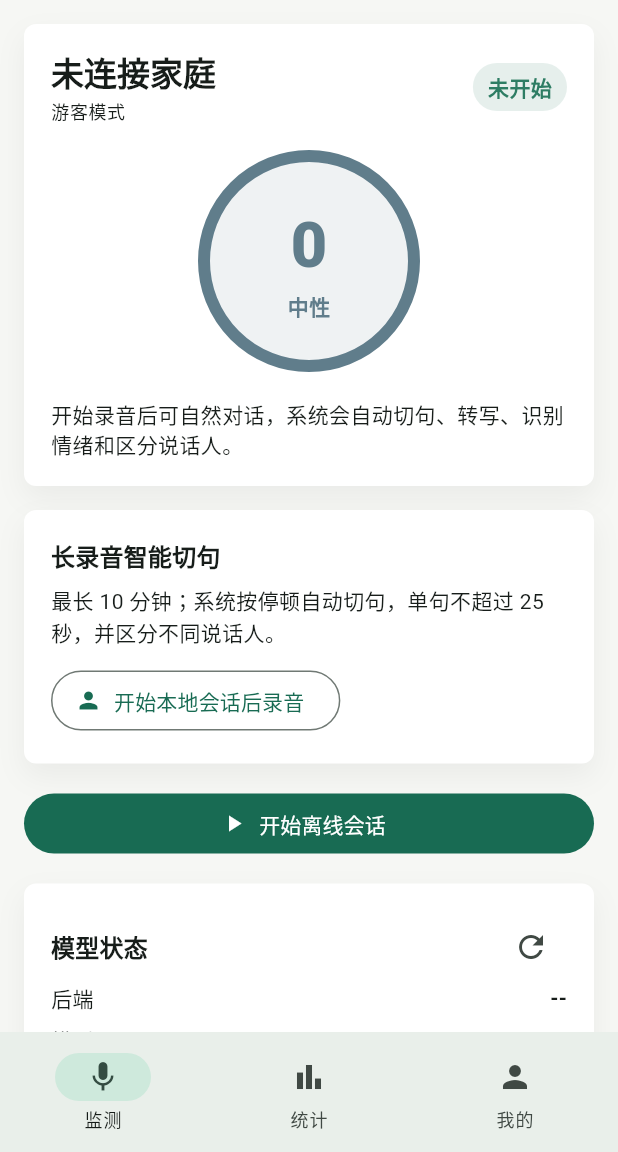
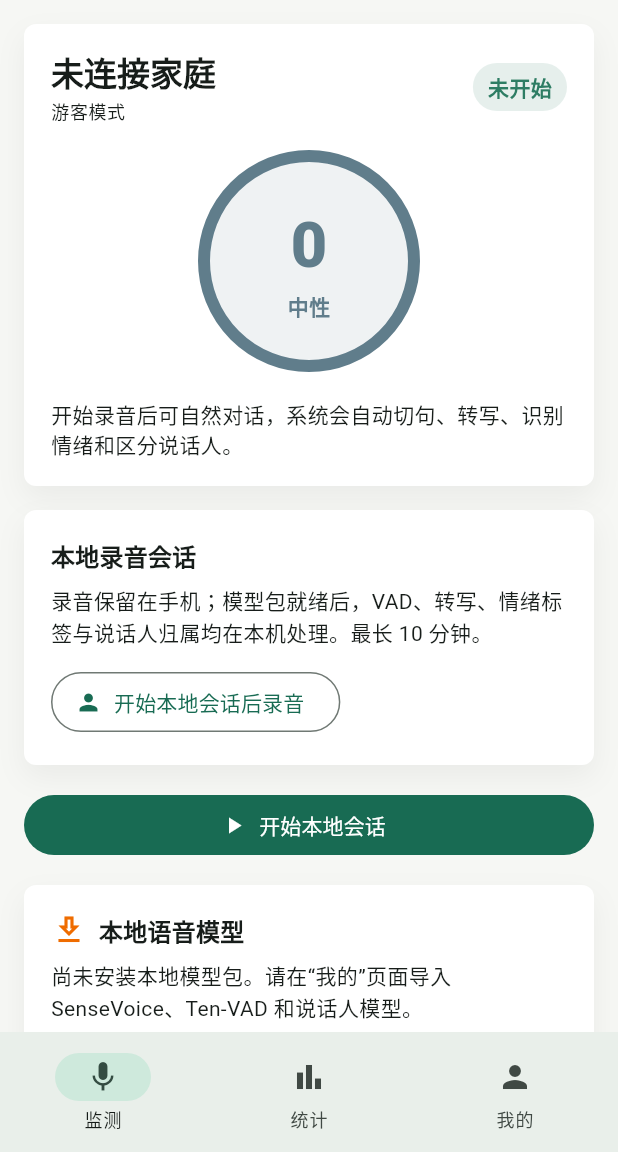
Before and after one commit to kobe24o/SofterPlease, a Flutter app: the screen it shows after launch, on a phone screen of 412 x 824 dp, the part 84-1236 px from its top. Run offline on Flutter 3.47's test engine with Material 3 defaults, Android fonts, the phone set to English and light mode, and no system bars; our stand-ins replace audioplayers, dio, flutter_markdown_plus, flutter_secure_storage, package_info_plus, shared_preferences; missing offline and left inert: cryptography, record.

Commit message:
feat: make mobile recording flow local first

```diff
--- a/mobile/flutter_app/lib/local/local_session_store.dart
+++ b/mobile/flutter_app/lib/local/local_session_store.dart
@@ -13,6 +13,9 @@ final class LocalSessionSummary {
     required this.durationSeconds,
     required this.transcript,
     required this.emotionValue,
+    this.analysisState = 'awaiting_model',
+    this.emotionLabel = '',
+    this.speakerLabel = '',
   });
 
   final String id;
@@ -21,6 +24,9 @@ final class LocalSessionSummary {
   final int durationSeconds;
   final String transcript;
   final int emotionValue;
+  final String analysisState;
+  final String emotionLabel;
+  final String speakerLabel;
 
   Map<String, Object> toJson() => {
         'id': id,
@@ -29,6 +35,9 @@ final class LocalSessionSummary {
         'duration_seconds': durationSeconds,
         'transcript': transcript,
         'emotion_value': emotionValue,
+        'analysis_state': analysisState,
+        'emotion_label': emotionLabel,
+        'speaker_label': speakerLabel,
       };
 
   factory LocalSessionSummary.fromJson(Map<String, dynamic> json) {
@@ -39,6 +48,9 @@ final class LocalSessionSummary {
       durationSeconds: (json['duration_seconds'] as num?)?.toInt() ?? 0,
       transcript: json['transcript']?.toString() ?? '',
       emotionValue: (json['emotion_value'] as num?)?.toInt() ?? 0,
+      analysisState: json['analysis_state']?.toString() ?? 'awaiting_model',
+      emotionLabel: json['emotion_label']?.toString() ?? '',
+      speakerLabel: json['speaker_label']?.toString() ?? '',
     );
   }
 }
--- /dev/null
+++ b/mobile/flutter_app/lib/local/model_pack.dart
@@ -0,0 +1,41 @@
+import 'dart:io';
+
+final class LocalModelPack {
+  const LocalModelPack._({
+    required this.root,
+    required this.isInstalled,
+    required this.message,
+  });
+
+  final Directory root;
+  final bool isInstalled;
+  final String message;
+
+  String get senseVoicePath =>
+      '${root.path}${Platform.pathSeparator}sensevoice${Platform.pathSeparator}model.int8.onnx';
+  String get vadPath =>
+      '${root.path}${Platform.pathSeparator}vad${Platform.pathSeparator}ten-vad.int8.onnx';
+  String get speakerPath =>
+      '${root.path}${Platform.pathSeparator}speaker${Platform.pathSeparator}model.onnx';
+
+  static Future<LocalModelPack> inspect(Directory documentsDirectory) async {
+    final root =
+        Directory('${documentsDirectory.path}${Platform.pathSeparator}models');
+    final required = <String>[
+      '${root.path}${Platform.pathSeparator}sensevoice${Platform.pathSeparator}model.int8.onnx',
+      '${root.path}${Platform.pathSeparator}vad${Platform.pathSeparator}ten-vad.int8.onnx',
+      '${root.path}${Platform.pathSeparator}speaker${Platform.pathSeparator}model.onnx',
+    ];
+    final installed =
+        await Future.wait(required.map((path) => File(path).exists()));
+    if (installed.every((value) => value)) {
+      return LocalModelPack._(
+          root: root, isInstalled: true, message: '本地语音模型已就绪');
+    }
+    return LocalModelPack._(
+      root: root,
+      isInstalled: false,
+      message: '尚未安装本地模型包。请在“我的”页面导入 SenseVoice、Ten-VAD 和说话人模型。',
+    );
+  }
+}
--- a/mobile/flutter_app/lib/main.dart
+++ b/mobile/flutter_app/lib/main.dart
@@ -12,6 +12,7 @@ import 'package:record/record.dart';
 import 'package:shared_preferences/shared_preferences.dart';
 
 import 'local/local_session_store.dart';
+import 'local/model_pack.dart';
 import 'update/android_update_bridge.dart';
 import 'update/update_manifest.dart';
 import 'update/update_service.dart';
@@ -98,7 +99,6 @@ class _MonitorPageState extends State<MonitorPage> {
   bool _isRecording = false;
   bool _isLocalOnlySession = false;
   bool _isAnalyzing = false;
-  bool _isModelLoading = false;
   bool _isGeneratingAdvice = false;
   bool _isTestingLlm = false;
   bool _isCheckingUpdate = false;
@@ -110,8 +110,6 @@ class _MonitorPageState extends State<MonitorPage> {
   FamilyStats? _familyStats;
   DailyReport? _dailyReport;
   RangeReport? _rangeReport;
-  Map<String, dynamic>? _modelStatus;
-  Map<String, dynamic>? _speakerModelStatus;
   String? _lastAudioDebug;
   String? _familyAdvice;
   String? _playingSegmentId;
@@ -120,6 +118,7 @@ class _MonitorPageState extends State<MonitorPage> {
   List<FamilyRole> _familyRoles = [];
   List<SpeakerStats> _speakerStats = [];
   List<LocalSessionSummary> _localSessions = [];
+  LocalModelPack? _localModelPack;
 
   bool get _isLoggedIn => _token != null && _familyId != null;
 
@@ -180,8 +179,8 @@ class _MonitorPageState extends State<MonitorPage> {
       _setAuthHeader(token);
       await _syncUserFromServer(showError: false);
     }
-    await _loadSystemInfo(showError: false);
     await _loadLocalSessions();
+    await _loadLocalModelPack();
 
     if (mounted) {
       setState(() => _isLoading = false);
@@ -365,8 +364,6 @@ class _MonitorPageState extends State<MonitorPage> {
     try {
       final response = await _dio.get('/v1/system/info');
       final data = response.data as Map<String, dynamic>;
-      _modelStatus = data['emotion_model'] as Map<String, dynamic>?;
-      _speakerModelStatus = data['speaker_model'] as Map<String, dynamic>?;
       final audio = data['audio'] as Map<String, dynamic>?;
       _maxRecordingSeconds =
           (audio?['max_recording_seconds'] as num?)?.toInt() ?? 600;
@@ -424,24 +421,6 @@ class _MonitorPageState extends State<MonitorPage> {
       _showSnack('安装更新失败：${_formatError(error)}');
     } finally {
       if (mounted) setState(() => _isCheckingUpdate = false);
-    }
-  }
-
-  Future<void> _preloadModel() async {
-    setState(() => _isModelLoading = true);
-    try {
-      await _saveBaseUrl();
-      final response = await _dio.post('/v1/system/emotion-model/load');
-      final data = response.data as Map<String, dynamic>;
-      _modelStatus = data['emotion_model'] as Map<String, dynamic>?;
-      _speakerModelStatus = data['speaker_model'] as Map<String, dynamic>?;
-      final bothLoaded =
-          data['loaded'] == true && data['speaker_model_loaded'] == true;
-      _showSnack(bothLoaded ? '情绪与说话人模型已加载' : '部分模型未加载，请查看状态错误');
-    } catch (error) {
-      _showSnack('预加载模型失败：${_formatError(error)}');
-    } finally {
-      if (mounted) setState(() => _isModelLoading = false);
     }
   }
 
@@ -732,31 +711,6 @@ class _MonitorPageState extends State<MonitorPage> {
     }
   }
 
-  Future<void> _startBackendSession() async {
-    if (!_isLoggedIn) {
-      _showSnack('请先在“我的”页面连接服务器并注册');
-      setState(() => _tabIndex = 2);
-      return;
-    }
-    setState(() => _isLoading = true);
-    try {
-      final response = await _dio.post('/v1/sessions/start', data: {
-        'family_id': _familyId,
-        'device_id': 'android-${DateTime.now().millisecondsSinceEpoch}',
-        'device_type': 'android',
-      });
-      setState(() {
-        _sessionId = response.data['session_id'] as String;
-        _isLocalOnlySession = false;
-      });
-      await _refreshStats(showError: false);
-    } catch (error) {
-      _showSnack('开始会话失败：${_formatError(error)}');
-    } finally {
-      if (mounted) setState(() => _isLoading = false);
-    }
-  }
-
   Future<void> _endBackendSession() async {
     if (_sessionId == null) return;
     if (_isLocalOnlySession) {
@@ -950,6 +904,12 @@ class _MonitorPageState extends State<MonitorPage> {
     if (mounted) setState(() => _localSessions = sessions);
   }
 
+  Future<void> _loadLocalModelPack() async {
+    final documents = await getApplicationDocumentsDirectory();
+    final pack = await LocalModelPack.inspect(documents);
+    if (mounted) setState(() => _localModelPack = pack);
+  }
+
   Future<void> _playLocalSession(LocalSessionSummary session) async {
     final file = File(session.audioPath);
     if (!await file.exists()) {
@@ -1098,11 +1058,10 @@ class _MonitorPageState extends State<MonitorPage> {
         actions: [
           IconButton(
             onPressed: () async {
-              await _loadSystemInfo(showError: false);
-              await _syncUserFromServer(showError: false);
-              await _refreshStats(showError: false);
+              await _loadLocalSessions();
+              await _loadLocalModelPack();
             },
-            tooltip: '刷新',
+            tooltip: '刷新本地数据',
             icon: const Icon(Icons.sync),
           ),
         ],
@@ -1141,20 +1100,18 @@ class _MonitorPageState extends State<MonitorPage> {
         ),
         const SizedBox(height: 16),
         _InfoPanel(
-          title: _isLocalOnlySession ? '本地录音会话' : '长录音智能切句',
+          title: '本地录音会话',
           body:
-              '最长 ${(_maxRecordingSeconds / 60).toStringAsFixed(0)} 分钟；系统按停顿自动切句，单句不超过 ${_modelSegmentSeconds.toStringAsFixed(0)} 秒，并区分不同说话人。',
+              '录音保留在手机；模型包就绪后，VAD、转写、情绪标签与说话人归属均在本机处理。最长 ${(_maxRecordingSeconds / 60).toStringAsFixed(0)} 分钟。',
           actionLabel: _sessionId == null ? '开始本地会话后录音' : '已准备好',
-          onAction: _sessionId == null
-              ? (_isLoggedIn ? _startBackendSession : _startLocalSession)
-              : () {},
+          onAction: _sessionId == null ? _startLocalSession : () {},
         ),
         const SizedBox(height: 16),
         if (_sessionId == null)
           FilledButton.icon(
-            onPressed: _isLoggedIn ? _startBackendSession : _startLocalSession,
+            onPressed: _startLocalSession,
             icon: const Icon(Icons.play_arrow),
-            label: Text(_isLoggedIn ? '开始云端会话' : '开始离线会话'),
+            label: const Text('开始本地会话'),
           )
         else
           Row(
@@ -1164,10 +1121,8 @@ class _MonitorPageState extends State<MonitorPage> {
                   onPressed: _isAnalyzing ? null : _toggleRecording,
                   icon: Icon(_isRecording ? Icons.stop : Icons.mic),
                   label: Text(_isRecording
-                      ? (_isLocalOnlySession
-                          ? '停止并保存 ${_formatDuration(_recordingSeconds)}'
-                          : '停止并分析 ${_formatDuration(_recordingSeconds)}')
-                      : '开始长录音'),
+                      ? '停止并保存 ${_formatDuration(_recordingSeconds)}'
+                      : '开始录音'),
                 ),
               ),
               const SizedBox(width: 12),
@@ -1179,14 +1134,7 @@ class _MonitorPageState extends State<MonitorPage> {
             ],
           ),
         const SizedBox(height: 16),
-        _ModelPanel(
-          status: _modelStatus,
-          speakerStatus: _speakerModelStatus,
-          latestBackend: result?.modelBackend,
-          isLoading: _isModelLoading,
-          onRefresh: () => _loadSystemInfo(),
-          onPreload: _preloadModel,
-        ),
+        _LocalModelPackPanel(pack: _localModelPack),
         if (_segments.isNotEmpty) ...[
           const SizedBox(height: 20),
           Text('逐句记录',
@@ -1222,10 +1170,12 @@ class _MonitorPageState extends State<MonitorPage> {
               child: ListTile(
                 leading: const Icon(Icons.phone_android_outlined),
                 title: Text(session.transcript.isEmpty
-                    ? '等待端侧识别的离线录音'
+                    ? (session.analysisState == 'awaiting_model'
+                        ? '等待安装本地模型包'
+                        : '本地录音')
                     : session.transcript),
-                subtitle:
-                    Text('${session.durationSeconds} 秒 · ${session.createdAt}'),
+                subtitle: Text(
+                    '${session.durationSeconds} 秒 · ${session.createdAt}${session.speakerLabel.isEmpty ? '' : ' · ${session.speakerLabel}'}'),
                 trailing: IconButton(
                   tooltip: '播放',
                   icon: const Icon(Icons.play_arrow),
@@ -1286,7 +1236,7 @@ class _MonitorPageState extends State<MonitorPage> {
           child: Column(
             crossAxisAlignment: CrossAxisAlignment.start,
             children: [
-              Text('服务器',
+              Text('可选服务器连接',
                   style: Theme.of(context)
                       .textTheme
                       .titleMedium
@@ -1312,13 +1262,6 @@ class _MonitorPageState extends State<MonitorPage> {
                     ),
                   ),
                   const SizedBox(width: 12),
-                  Expanded(
-                    child: FilledButton.icon(
-                      onPressed: _preloadModel,
-                      icon: const Icon(Icons.memory),
-                      label: Text(_isModelLoading ? '加载中' : '预加载模型'),
-                    ),
-                  ),
                 ],
               ),
             ],
@@ -1353,14 +1296,7 @@ class _MonitorPageState extends State<MonitorPage> {
           ),
         ),
         const SizedBox(height: 16),
-        _ModelPanel(
-          status: _modelStatus,
-          speakerStatus: _speakerModelStatus,
-          latestBackend: _latestResult?.modelBackend,
-          isLoading: _isModelLoading,
-          onRefresh: () => _loadSystemInfo(),
-          onPreload: _preloadModel,
-        ),
+        _LocalModelPackPanel(pack: _localModelPack),
         const SizedBox(height: 16),
         _Panel(
           child: Column(
@@ -1680,88 +1616,42 @@ class _StatusPanel extends StatelessWidget {
   }
 }
 
-class _ModelPanel extends StatelessWidget {
-  const _ModelPanel({
-    required this.status,
-    required this.speakerStatus,
-    required this.latestBackend,
-    required this.isLoading,
-    required this.onRefresh,
-    required this.onPreload,
-  });
-
-  final Map<String, dynamic>? status;
-  final Map<String, dynamic>? speakerStatus;
-  final String? latestBackend;
-  final bool isLoading;
-  final VoidCallback onRefresh;
-  final VoidCallback onPreload;
+class _LocalModelPackPanel extends StatelessWidget {
+  const _LocalModelPackPanel({required this.pack});
+
+  final LocalModelPack? pack;
 
   @override
   Widget build(BuildContext context) {
-    final backend = status?['backend']?.toString() ?? '--';
-    var loaded = false;
-    if (backend == 'sensevoice') {
-      loaded = status?['sensevoice_loaded'] == true;
-    } else if (backend == 'caire') {
-      loaded = status?['caire_loaded'] == true;
-    } else if (backend == 'rule') {
-      loaded = true;
-    }
-    final device = status?['device']?.toString() ?? '--';
-    final cuda = status?['torch_cuda_available'] == true ? '可用' : '不可用';
-    String? error;
-    String? modelId;
-    if (backend == 'sensevoice') {
-      error = status?['sensevoice_load_error']?.toString();
-      modelId = status?['sensevoice_model_id']?.toString();
-    } else if (backend == 'caire') {
-      error = status?['caire_load_error']?.toString();
-      modelId = status?['caire_model_id']?.toString();
-    }
-
+    final isInstalled = pack?.isInstalled == true;
     return _Panel(
       child: Column(
         crossAxisAlignment: CrossAxisAlignment.start,
         children: [
-          _SectionHeader(
-              title: '模型状态', actionIcon: Icons.refresh, onAction: onRefresh),
-          _MetricRow(label: '后端', value: backend),
-          _MetricRow(label: '模型', value: modelId ?? '--'),
-          _MetricRow(label: '设备', value: device),
-          _MetricRow(label: 'CUDA', value: cuda),
-          _MetricRow(label: '状态', value: loaded ? '已加载' : '未加载'),
-          _MetricRow(
-            label: '说话人模型',
-            value: speakerStatus?['speaker_model_loaded'] == true
-                ? '${speakerStatus?['speaker_model_id'] ?? 'CAM++'} 已加载'
-                : '${speakerStatus?['speaker_model_id'] ?? 'CAM++'} 未加载',
+          Row(
+            children: [
+              Icon(
+                isInstalled ? Icons.verified_outlined : Icons.download_outlined,
+                color: isInstalled
+                    ? const Color(0xFF2E7D64)
+                    : Colors.orange.shade800,
+              ),
+              const SizedBox(width: 8),
+              Text('本地语音模型',
+                  style: Theme.of(context)
+                      .textTheme
+                      .titleMedium
+                      ?.copyWith(fontWeight: FontWeight.w700)),
+            ],
           ),
-          if (latestBackend != null)
-            _MetricRow(label: '最近推理', value: latestBackend!),
-          if (error != null && error.isNotEmpty)
-            Text(error,
-                maxLines: 3,
-                overflow: TextOverflow.ellipsis,
-                style: const TextStyle(color: Color(0xFFD9534F))),
-          if ((speakerStatus?['speaker_model_error']?.toString() ?? '')
-              .isNotEmpty)
-            Text(
-              speakerStatus!['speaker_model_error'].toString(),
-              maxLines: 3,
-              overflow: TextOverflow.ellipsis,
-              style: const TextStyle(color: Color(0xFFD9534F)),
-            ),
           const SizedBox(height: 8),
-          OutlinedButton.icon(
-            onPressed: isLoading ? null : onPreload,
-            icon: isLoading
-                ? const SizedBox(
-                    width: 18,
-                    height: 18,
-                    child: CircularProgressIndicator(strokeWidth: 2))
-                : const Icon(Icons.memory),
-            label: Text(isLoading ? '加载中' : '预加载模型'),
+          Text(pack?.message ?? '正在检查本地模型包…'),
+          const SizedBox(height: 8),
+          Text(
+            isInstalled
+                ? 'SenseVoice · Ten-VAD · 说话人模型将只在本机运行。'
+                : '模型安装后，录音不会上传；未安装时仍可安全保存录音。',
+            style: Theme.of(context).textTheme.bodySmall,
           ),
         ],
       ),
```
Also changed, not shown: mobile/flutter_app/tool/local_session_store_tdd.dart (+8 -2 lines), mobile/flutter_app/tool/model_pack_tdd.dart (added, +29 -0 lines), 2 other files.
